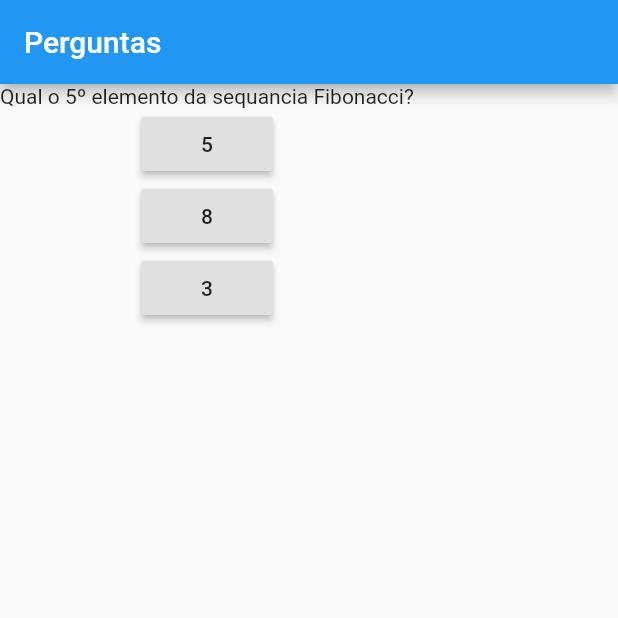
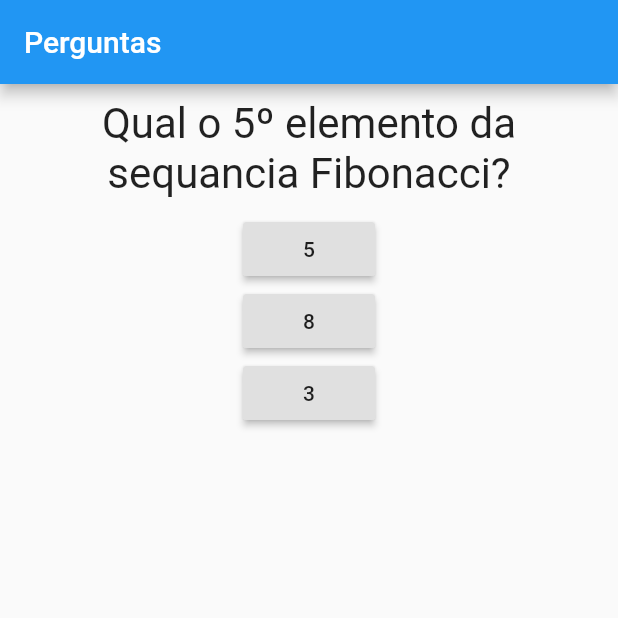
Before and after one commit to felixvicent/quiz_app, a Flutter app: the screen it shows after launch, on a phone screen of 412 x 824 dp, the top half of it. Run offline on Flutter 3.47's test engine with Material 2 defaults, Android fonts, the phone set to English and light mode, and no system bars.

Commit message:
Styling Question Widget

```diff
--- a/lib/question.dart
+++ b/lib/question.dart
@@ -1,3 +1,5 @@
+// ignore_for_file: prefer_const_constructors_in_immutables, use_key_in_widget_constructors, prefer_const_constructors, avoid_unnecessary_containers, sized_box_for_whitespace
+
 import 'package:flutter/material.dart';
 
 class Question extends StatelessWidget {
@@ -7,6 +9,14 @@ class Question extends StatelessWidget {
 
   @override
   Widget build(BuildContext context) {
-    return Text(text);
+    return Container(
+      width: double.infinity,
+      margin: EdgeInsets.all(10),
+      child: Text(
+        text,
+        style: TextStyle(fontSize: 28),
+        textAlign: TextAlign.center,
+      ),
+    );
   }
 }
```
